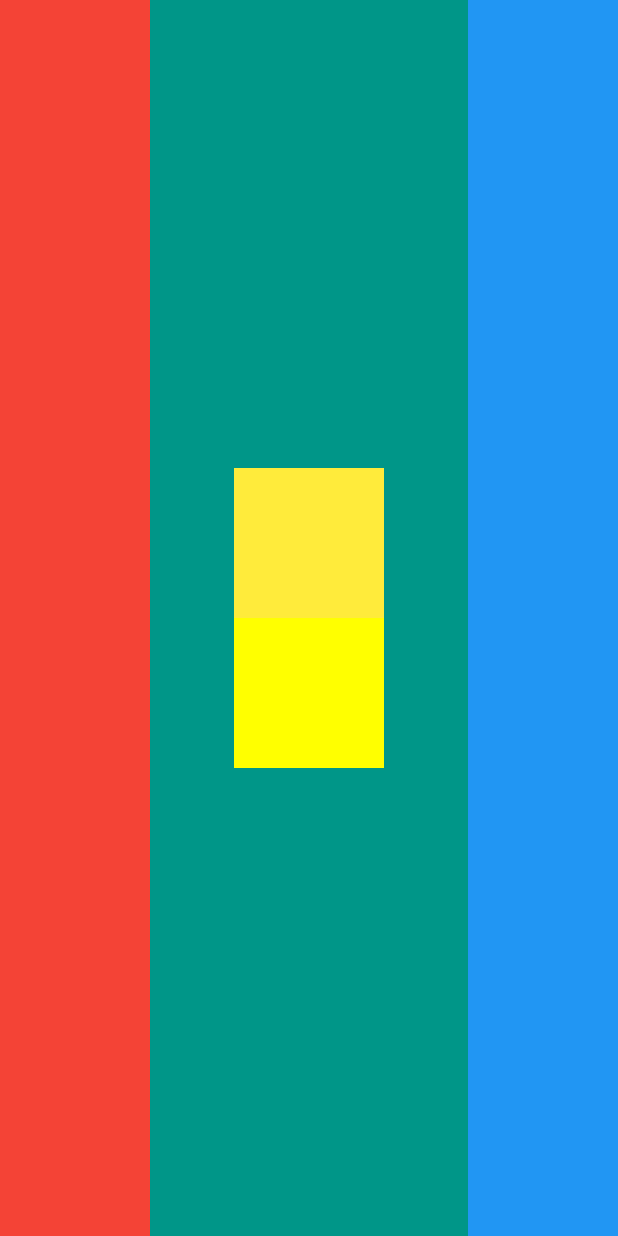
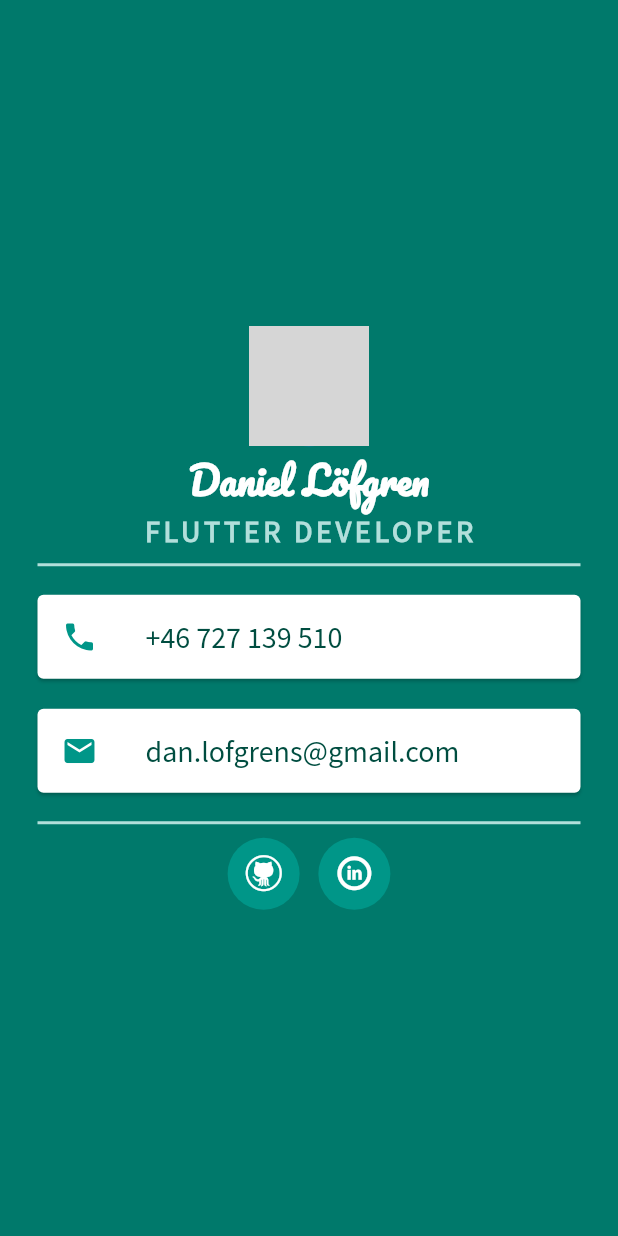
Before and after one commit to Sky2hawkZ/mi_card_flutter, a Flutter app: the screen it shows after launch, on a phone screen of 412 x 824 dp. Run offline on Flutter 3.47's test engine with Material 2 defaults, Android fonts, the phone set to English and light mode, and no system bars; grey boxes are pictures that could not be loaded.

Commit message:
Finished MiCard, with links to coding socials

```diff
--- /dev/null
+++ b/lib/assets.dart
@@ -0,0 +1,39 @@
+/// IMPORTS
+import 'dart:ui';
+import 'package:url_launcher/url_launcher.dart';
+
+/// Color Assets
+Color backgroundColor = const Color(0xFF00796B);
+
+/// Font Assets
+
+/// Constant variable for the fontfamily Pacifico
+const Pacifico = 'Pacifico';
+
+/// Constant variable for the fontfamily Source Sans Pro
+const SansPro = "Source Sans Pro";
+
+///String Assets
+const String PhoneNumber = '+46 727 139 510';
+const String EmailAdress = 'dan.lofgrens@gmail.com';
+
+/// URL Launcher - LinkedIn
+launchLinkedIn() async {
+  const String url =
+      "https://www.linkedin.com/in/daniel-l%C3%B6fgren-373251133/";
+  if (await canLaunch(url)) {
+    await launch(url);
+  } else {
+    throw 'Could not launch $url';
+  }
+}
+
+/// URL Launcher - GitHub
+launchGitHub() async {
+  const String url = "https://github.com/Sky2hawkZ";
+  if (await canLaunch(url)) {
+    await launch(url);
+  } else {
+    throw 'Could not launch $url';
+  }
+}
--- a/lib/colors.dart
+++ /dev/null
@@ -1,4 +0,0 @@
-import 'dart:ui';
-
-Color themeColorA = const Color(0xFFd4f4a4);
-Color themeColorB = const Color(0xFFCC45AA);
--- a/lib/main.dart
+++ b/lib/main.dart
@@ -1,48 +1,123 @@
 import 'package:flutter/material.dart';
-import 'package:mi_card/colors.dart';
+import 'package:mi_card/assets.dart';
+import 'package:mi_card/socials_icons.dart';
 
 void main() {
-  runApp(LayoutChallange());
+  runApp(MiCard());
 }
 
-class MyApp extends StatelessWidget {
+class MiCard extends StatelessWidget {
   @override
   Widget build(BuildContext context) {
     return MaterialApp(
       home: Scaffold(
-        backgroundColor: Colors.teal,
+        backgroundColor: backgroundColor,
         body: SafeArea(
           child: Column(
-            crossAxisAlignment: CrossAxisAlignment.stretch,
-            verticalDirection: VerticalDirection.down,
+            mainAxisAlignment: MainAxisAlignment.center,
             children: <Widget>[
-              Container(
-                width: 100,
-                height: 100,
-                color: Colors.red,
-                child: Text('Container 1'),
+              CircleAvatar(
+                radius: 40,
+                backgroundImage: AssetImage('images/me.jpg'),
+              ),
+              Text(
+                'Daniel Löfgren',
+                style: TextStyle(
+                  fontFamily: Pacifico,
+                  fontSize: 25,
+                  color: Colors.white,
+                  fontWeight: FontWeight.bold,
+                ),
+              ),
+              Text(
+                'FLUTTER DEVELOPER',
+                style: TextStyle(
+                  fontFamily: SansPro,
+                  color: Colors.teal.shade100,
+                  fontSize: 20,
+                  letterSpacing: 2.5,
+                  fontWeight: FontWeight.bold,
+                ),
               ),
               SizedBox(
-                height: 20,
+                height: 20.0,
+                child: Divider(
+                  color: Colors.teal.shade100,
+                  indent: 25,
+                  endIndent: 25,
+                  thickness: 2,
+                ),
               ),
-              Container(
-                width: 100,
-                height: 100,
-                color: Colors.blue,
-                child: Text('Container 2'),
+              Card(
+                margin: EdgeInsets.symmetric(vertical: 10, horizontal: 25),
+                child: ListTile(
+                  leading: Icon(
+                    Icons.phone,
+                    color: Colors.teal,
+                  ),
+                  title: Text(
+                    PhoneNumber, // Asset string for phoneNumber
+                    style: TextStyle(
+                        color: Colors.teal.shade900,
+                        fontFamily: SansPro,
+                        fontSize: 20.0),
+                  ),
+                ),
+              ),
+              Card(
+                margin: EdgeInsets.symmetric(vertical: 10, horizontal: 25),
+                child: ListTile(
+                  leading: Icon(
+                    Icons.email,
+                    color: Colors.teal,
+                  ),
+                  title: Text(
+                    EmailAdress, // Asset string for phoneNumber
+                    style: TextStyle(
+                        color: Colors.teal.shade900,
+                        fontFamily: SansPro,
+                        fontSize: 20.0),
+                  ),
+                ),
               ),
               SizedBox(
-                height: 20,
+                height: 20.0,
+                child: Divider(
+                  color: Colors.teal.shade100,
+                  indent: 25,
+                  endIndent: 25,
+                  thickness: 2,
+                ),
               ),
-              Container(
-                width: 100,
-                height: 100,
-                color: Colors.white,
-                child: Text('Container 3'),
-              ),
-              Container(
-                width: double.infinity,
-                height: 10,
+              Row(
+                mainAxisAlignment: MainAxisAlignment.center,
+                children: <Widget>[
+                  Ink(
+                    decoration: const ShapeDecoration(
+                      color: Colors.teal,
+                      shape: CircleBorder(),
+                    ),
+                    child: IconButton(
+                      icon: Icon(Socials.github),
+                      color: Colors.white,
+                      onPressed: () => launchGitHub(),
+                    ),
+                  ),
+                  SizedBox(
+                    width: 12.5,
+                  ),
+                  Ink(
+                    decoration: const ShapeDecoration(
+                      color: Colors.teal,
+                      shape: CircleBorder(),
+                    ),
+                    child: IconButton(
+                      icon: Icon(Socials.linkedin_circled),
+                      color: Colors.white,
+                      onPressed: () => launchLinkedIn(),
+                    ),
+                  )
+                ],
               )
             ],
           ),
@@ -95,12 +170,3 @@ class LayoutChallange extends StatelessWidget {
     );
   }
 }
-
-/*
-Container(
-            height: 100,
-            width: 100,
-            color: themeColorA,
-            child: Text('Hello World!'),
-          ),
- */
--- /dev/null
+++ b/lib/socials_icons.dart
@@ -0,0 +1,34 @@
+/// Flutter icons Socials
+/// Copyright (C) 2020 by original authors @ fluttericon.com, fontello.com
+/// This font was generated by FlutterIcon.com, which is derived from Fontello.
+///
+/// To use this font, place it in your fonts/ directory and include the
+/// following in your pubspec.yaml
+///
+/// flutter:
+///   fonts:
+///    - family:  Socials
+///      fonts:
+///       - asset: fonts/Socials.ttf
+///
+///
+/// * Typicons, (c) Stephen Hutchings 2012
+///         Author:    Stephen Hutchings
+///         License:   SIL (http://scripts.sil.org/OFL)
+///         Homepage:  http://typicons.com/
+/// * Web Symbols, Copyright (c) 2011 by Just Be Nice studio. All rights reserved.
+///         Author:    Just Be Nice studio
+///         License:   SIL (http://scripts.sil.org/OFL)
+///         Homepage:  http://www.justbenicestudio.com/
+///
+import 'package:flutter/widgets.dart';
+
+class Socials {
+  Socials._();
+
+  static const _kFontFam = 'Socials';
+
+  static const IconData linkedin_circled =
+      const IconData(0xe800, fontFamily: _kFontFam);
+  static const IconData github = const IconData(0xe801, fontFamily: _kFontFam);
+}
```
Also changed, not shown: pubspec.yaml (+15 -41 lines), fonts/Pacifico-Regular.ttf (added), fonts/Socials.ttf (added), fonts/SourceSansPro-Regular.ttf (added), 3 other files.
